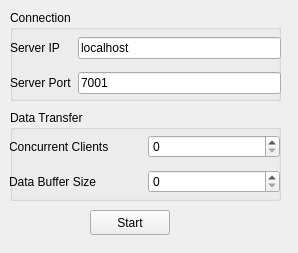
Before: the Qt Designer form ui/cmainwindow.ui in DericM/COMP8005_ASN02, drawn with Qt 5.
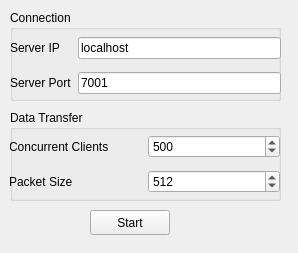
After: the same form once the commit is applied.

The edit to the form file:
```diff
--- a/ui/cmainwindow.ui
+++ b/ui/cmainwindow.ui
@@ -97,17 +97,34 @@
        </widget>
       </item>
       <item row="0" column="1">
-       <widget class="QSpinBox" name="spinBox"/>
+       <widget class="QSpinBox" name="clients">
+        <property name="maximum">
+         <number>5000</number>
+        </property>
+        <property name="value">
+         <number>500</number>
+        </property>
+       </widget>
       </item>
       <item row="1" column="0">
        <widget class="QLabel" name="label_2">
         <property name="text">
-         <string>Data Buffer Size</string>
+         <string>Packet Size</string>
         </property>
        </widget>
       </item>
       <item row="1" column="1">
-       <widget class="QSpinBox" name="spinBox_2"/>
+       <widget class="QSpinBox" name="packetSize">
+        <property name="minimum">
+         <number>1</number>
+        </property>
+        <property name="maximum">
+         <number>10000</number>
+        </property>
+        <property name="value">
+         <number>512</number>
+        </property>
+       </widget>
       </item>
      </layout>
     </widget>
```
